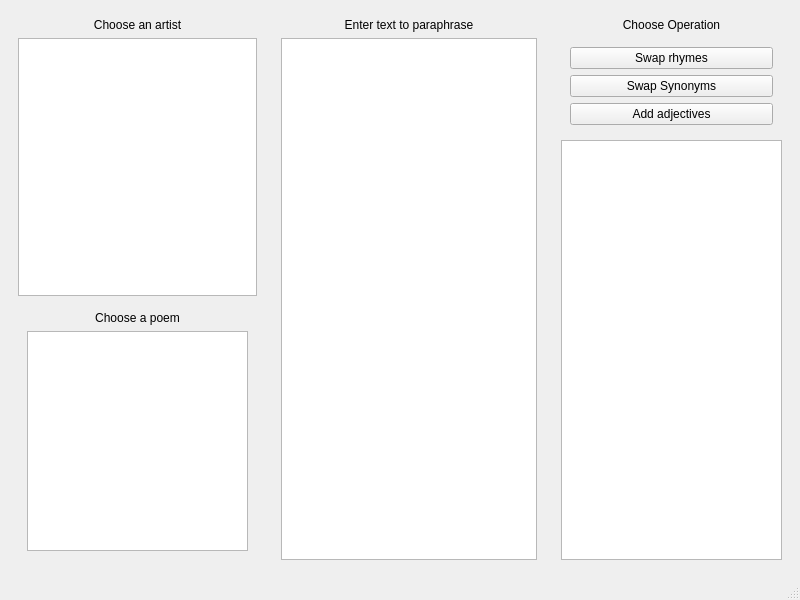
Old version of the form paraphrase_generator.ui in the repository pgrzankowski/paraphrase-generator-project.
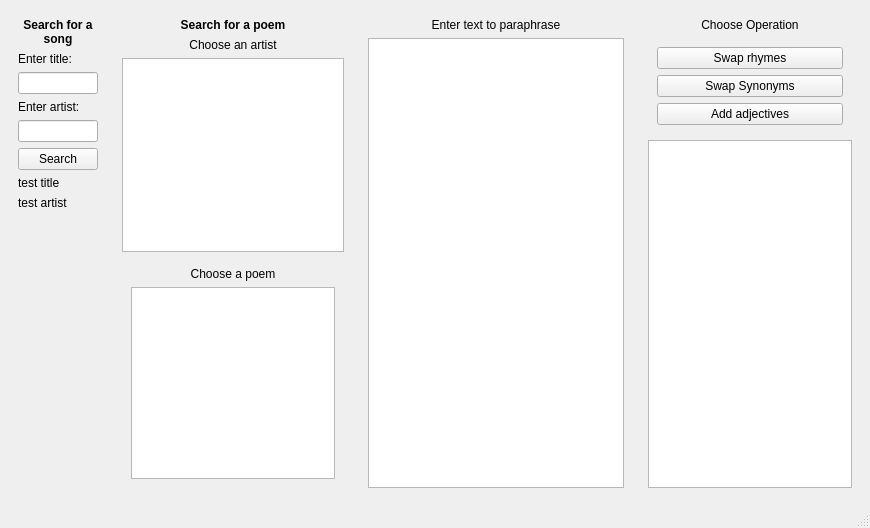
New version of the form.

Commit message: Updated gui, added option to search for songs

The edit to the form file:
```diff
--- a/paraphrase_generator.ui
+++ b/paraphrase_generator.ui
@@ -6,8 +6,8 @@
    <rect>
     <x>0</x>
     <y>0</y>
-    <width>800</width>
-    <height>600</height>
+    <width>870</width>
+    <height>528</height>
    </rect>
   </property>
   <property name="windowTitle">
@@ -16,8 +16,109 @@
   <widget class="QWidget" name="centralwidget">
    <layout class="QHBoxLayout" name="horizontalLayout_2">
     <item>
-     <widget class="QWidget" name="leftWidget" native="true">
+     <widget class="QWidget" name="widget_1" native="true">
+      <property name="sizePolicy">
+       <sizepolicy hsizetype="Expanding" vsizetype="Expanding">
+        <horstretch>0</horstretch>
+        <verstretch>0</verstretch>
+       </sizepolicy>
+      </property>
+      <layout class="QVBoxLayout" name="verticalLayout_7">
+       <item>
+        <widget class="QLabel" name="songMainTitle">
+         <property name="font">
+          <font>
+           <weight>75</weight>
+           <bold>true</bold>
+          </font>
+         </property>
+         <property name="text">
+          <string>Search for a song</string>
+         </property>
+         <property name="alignment">
+          <set>Qt::AlignCenter</set>
+         </property>
+         <property name="wordWrap">
+          <bool>true</bool>
+         </property>
+        </widget>
+       </item>
+       <item>
+        <widget class="QLabel" name="songTitleLabel">
+         <property name="text">
+          <string>Enter title:</string>
+         </property>
+        </widget>
+       </item>
+       <item>
+        <widget class="QLineEdit" name="titleInput"/>
+       </item>
+       <item>
+        <widget class="QLabel" name="songArtistLabel">
+         <property name="text">
+          <string>Enter artist:</string>
+         </property>
+        </widget>
+       </item>
+       <item>
+        <widget class="QLineEdit" name="artistInput"/>
+       </item>
+       <item>
+        <widget class="QPushButton" name="searchButton">
+         <property name="text">
+          <string>Search</string>
+         </property>
+        </widget>
+       </item>
+       <item>
+        <widget class="QLabel" name="testOutputTitle">
+         <property name="text">
+          <string>test title</string>
+         </property>
+        </widget>
+       </item>
+       <item>
+        <widget class="QLabel" name="testOutputArtist">
+         <property name="text">
+          <string>test artist</string>
+         </property>
+        </widget>
+       </item>
+       <item>
+        <spacer name="verticalSpacer">
+         <property name="orientation">
+          <enum>Qt::Vertical</enum>
+         </property>
+         <property name="sizeHint" stdset="0">
+          <size>
+           <width>20</width>
+           <height>40</height>
+          </size>
+         </property>
+        </spacer>
+       </item>
+      </layout>
+     </widget>
+    </item>
+    <item>
+     <widget class="QWidget" name="widget_2" native="true">
       <layout class="QVBoxLayout" name="verticalLayout_4">
+       <item>
+        <widget class="QLabel" name="poemTitleLabel">
+         <property name="font">
+          <font>
+           <weight>75</weight>
+           <bold>true</bold>
+          </font>
+         </property>
+         <property name="text">
+          <string>Search for a poem</string>
+         </property>
+         <property name="alignment">
+          <set>Qt::AlignCenter</set>
+         </property>
+        </widget>
+       </item>
        <item>
         <widget class="QLabel" name="chooseArtist">
          <property name="text">
```
Left out of the diff: 8 changed lines with no effect on the pictures. The commit also changes 7 other files.
